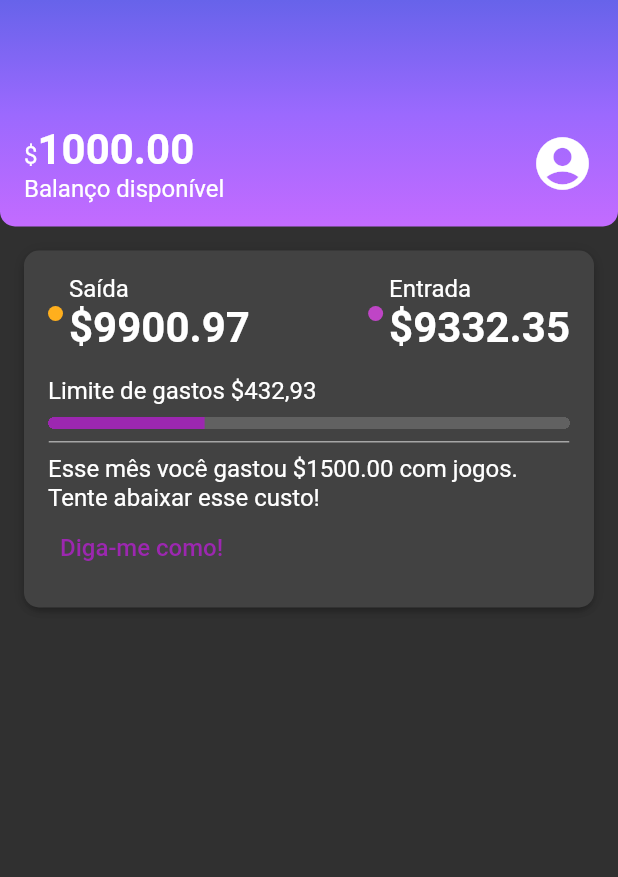
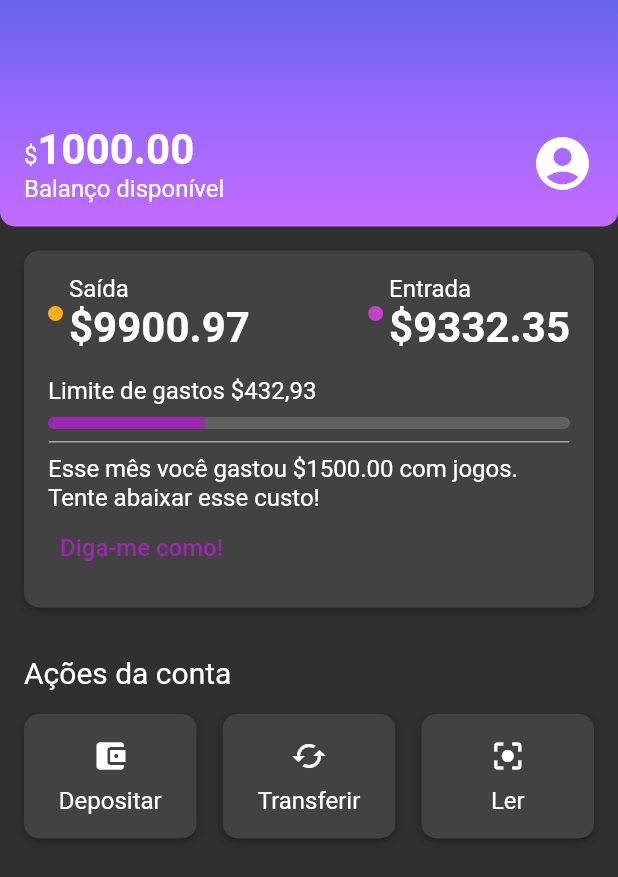
Before and after one commit to andrey-araujo/alubank, a Flutter app: the screen it shows after launch, on a phone screen of 412 x 824 dp. Shown: the top 877 px of the screen. Run offline on Flutter 3.47's test engine with Material 2 defaults, Android fonts, the phone set to English and light mode, and no system bars.

Commit message:
#aula06.03 implementing account actions for buttons with ink and inkwell

```diff
--- a/lib/components/box_card.dart
+++ b/lib/components/box_card.dart
@@ -6,7 +6,7 @@ class BoxCard extends StatelessWidget {
 
   @override
   Widget build(BuildContext context) {
-    return Container(
+    return Ink(
       // height: 233,
       // width: 370,
       padding: const EdgeInsets.all(16),
--- /dev/null
+++ b/lib/components/sections/account_actions.dart
@@ -0,0 +1,79 @@
+import 'package:alubank/components/box_card.dart';
+import 'package:flutter/material.dart';
+
+class AccountActions extends StatelessWidget {
+  const AccountActions({Key? key}) : super(key: key);
+
+  @override
+  Widget build(BuildContext context) {
+    return Padding(
+      padding: const EdgeInsets.all(16),
+      child: Column(
+        crossAxisAlignment: CrossAxisAlignment.start,
+        children: [
+          Padding(
+            padding: const EdgeInsets.only(bottom: 16.0),
+            child: Text(
+              'Ações da conta',
+              style: Theme.of(context).textTheme.titleMedium,
+            ),
+          ),
+          Row(
+            mainAxisAlignment: MainAxisAlignment.spaceBetween,
+            children: [
+              InkWell(
+                onTap: () {},
+                child: const BoxCard(
+                  boxContent: _AccountActionsContent(
+                      icon: Icon(Icons.account_balance_wallet),
+                      text: 'Depositar'),
+                ),
+              ),
+              InkWell(
+                onTap: () {},
+                child: const BoxCard(
+                  boxContent: _AccountActionsContent(
+                      icon: Icon(Icons.cached), text: 'Transferir'),
+                ),
+              ),
+              InkWell(
+                onTap: () {},
+                child: const BoxCard(
+                  boxContent: _AccountActionsContent(
+                      icon: Icon(Icons.center_focus_strong), text: 'Ler'),
+                ),
+              ),
+            ],
+          ),
+        ],
+      ),
+    );
+  }
+}
+
+class _AccountActionsContent extends StatelessWidget {
+  final Icon icon;
+  final String text;
+  const _AccountActionsContent({
+    Key? key,
+    required this.icon,
+    required this.text,
+  }) : super(key: key);
+
+  @override
+  Widget build(BuildContext context) {
+    return SizedBox(
+      width: 83,
+      child: Column(
+        children: [
+          // ElevatedButton(onPressed: (){}, child: Text('botão')),
+          Padding(
+            padding: const EdgeInsets.only(bottom: 8.0),
+            child: icon,
+          ),
+          Text(text),
+        ],
+      ),
+    );
+  }
+}
--- a/lib/screens/home.dart
+++ b/lib/screens/home.dart
@@ -1,6 +1,7 @@
 import 'package:alubank/components/box_card.dart';
 import 'package:alubank/components/color_dot.dart';
 import 'package:alubank/components/divisor.dart';
+import 'package:alubank/components/sections/account_actions.dart';
 import 'package:alubank/components/sections/header.dart';
 import 'package:alubank/components/sections/recent_activity.dart';
 import 'package:alubank/themes/theme_colors.dart';
@@ -16,6 +17,7 @@ class Home extends StatelessWidget {
         children: const <Widget>[
           Header(),
           RecentActivity(),
+          AccountActions(),
         ],
       ),
     );
--- a/lib/themes/my_theme.dart
+++ b/lib/themes/my_theme.dart
@@ -8,5 +8,6 @@ ThemeData myTheme = ThemeData(
   textTheme: const TextTheme(
     bodyMedium: TextStyle(fontSize: 16),
     bodyLarge: TextStyle(fontSize: 28, fontWeight: FontWeight.bold),
+    titleMedium: TextStyle(fontSize: 20, fontWeight: FontWeight.normal),
   ),
 );
```
